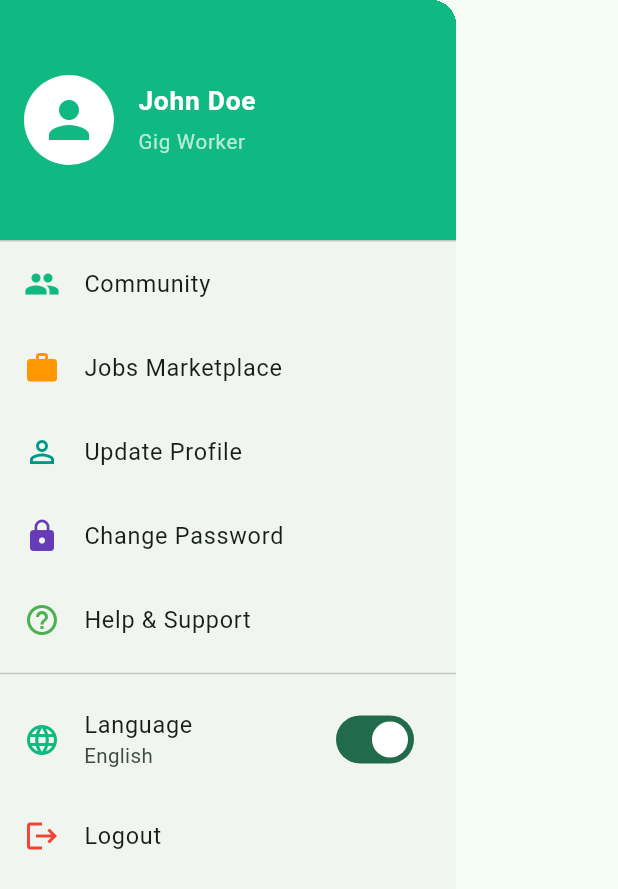
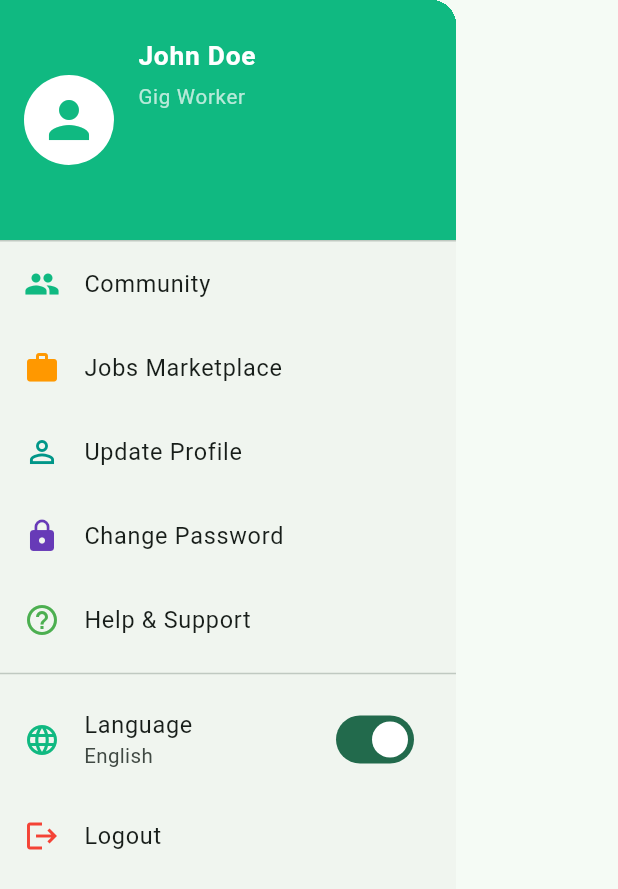
Before and after one commit to Veranzi/Jasho, a Flutter app: the ProfileDrawer widget shown alone on an empty page, opened directly, on a phone screen of 412 x 824 dp. Shown: the top 889 px of the screen. Run offline on Flutter 3.47's test engine with Material 3 defaults, Android fonts, the phone set to English and light mode, and no system bars; our stand-ins replace fl_chart, flutter_screenutil, intl_phone_field, printing, responsive_framework, shared_preferences; accounts and stored records are empty.

Commit message:
Fix: Add spacing to profile drawer name
Co-authored-by: leparitours <leparitours@gmail.com>

```diff
--- a/jashoo/lib/screens/dashboard/profile_drawer.dart
+++ b/jashoo/lib/screens/dashboard/profile_drawer.dart
@@ -33,8 +33,9 @@ class ProfileDrawer extends StatelessWidget {
                     Expanded(
                       child: Column(
                         crossAxisAlignment: CrossAxisAlignment.start,
-                        mainAxisAlignment: MainAxisAlignment.center,
+                        mainAxisAlignment: MainAxisAlignment.start,
                         children: [
+                          const SizedBox(height: 8), // Add top spacing
                           Text(
                             "John Doe",
                             style: TextStyle(
```
